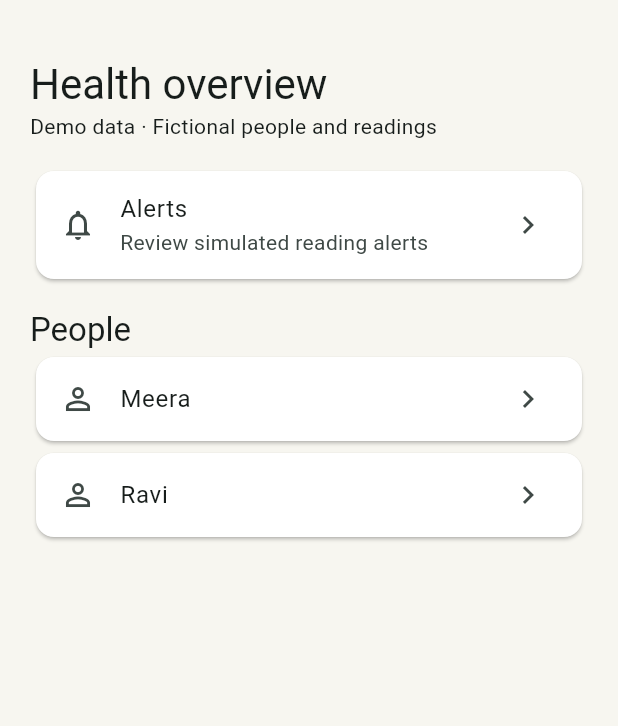
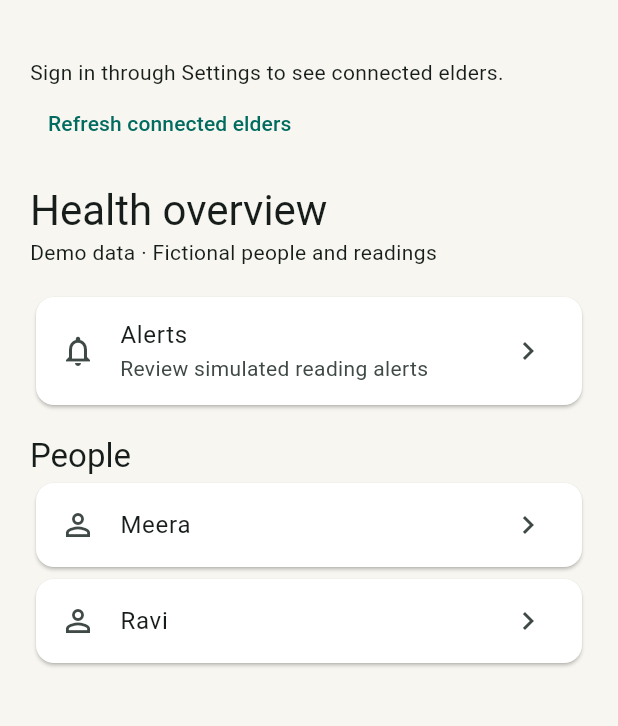
Before and after one commit to teem-vortex/saathi, a Flutter app: the screen it shows after launch, after a tap on "Guardian mode", on a phone screen of 412 x 824 dp, the part 57-783 px from its top. Run offline on Flutter 3.47's test engine with Material 3 defaults, Android fonts, the phone set to English and light mode, and no system bars; our stand-ins replace firebase_core, firebase_messaging, material_ui, shared_preferences, supabase_flutter; missing offline and left inert: dart:js_interop; accounts and stored records are empty.

Commit message:
Connect guardians using elder codes

```diff
--- a/lib/guardian_demo.dart
+++ b/lib/guardian_demo.dart
@@ -1,9 +1,13 @@
 import 'package:flutter/foundation.dart' show kIsWeb;
+
 import 'dart:convert';
 
 import 'package:flutter/services.dart';
 import 'package:material_ui/material_ui.dart';
 import 'package:shared_preferences/shared_preferences.dart';
+import 'package:supabase_flutter/supabase_flutter.dart';
+
+import 'connections.dart';
 
 const androidControls = MethodChannel('saathi/android');
 const demoElderName = 'Meera';
@@ -19,6 +23,7 @@ class GuardianDemo extends StatelessWidget {
   Widget build(BuildContext context) => ListView(
     padding: const EdgeInsets.all(20),
     children: [
+      const ConnectedElders(),
       Text(
         'Health overview',
         style: Theme.of(context).textTheme.headlineMedium,
@@ -53,6 +58,91 @@ class GuardianDemo extends StatelessWidget {
         ),
     ],
   );
+}
+
+class ConnectedElders extends StatefulWidget {
+  const ConnectedElders({super.key});
+
+  @override
+  State<ConnectedElders> createState() => _ConnectedEldersState();
+}
+
+class _ConnectedEldersState extends State<ConnectedElders> {
+  Future<List<dynamic>>? elders;
+
+  @override
+  void initState() {
+    super.initState();
+    load();
+  }
+
+  void load() {
+    if (!messagingConfigured ||
+        Supabase.instance.client.auth.currentUser == null) {
+      return;
+    }
+    elders = Supabase.instance.client
+        .rpc('connected_elders')
+        .then((value) => value as List<dynamic>);
+  }
+
+  @override
+  Widget build(BuildContext context) {
+    if (elders == null) {
+      return Column(
+        crossAxisAlignment: CrossAxisAlignment.start,
+        children: [
+          const Text('Sign in through Settings to see connected elders.'),
+          TextButton(
+            onPressed: () => setState(load),
+            child: const Text('Refresh connected elders'),
+          ),
+          const SizedBox(height: 16),
+        ],
+      );
+    }
+    return FutureBuilder<List<dynamic>>(
+      future: elders,
+      builder: (context, snapshot) => Column(
+        crossAxisAlignment: CrossAxisAlignment.start,
+        children: [
+          Row(
+            children: [
+              Expanded(
+                child: Text(
+                  'Connected elders',
+                  style: Theme.of(context).textTheme.titleLarge,
+                ),
+              ),
+              IconButton(
+                tooltip: 'Refresh connected elders',
+                icon: const Icon(Icons.refresh),
+                onPressed: () => setState(load),
+              ),
+            ],
+          ),
+          if (snapshot.hasError)
+            const Text('Could not load connected elders.')
+          else if (!snapshot.hasData)
+            const LinearProgressIndicator()
+          else if (snapshot.data!.isEmpty)
+            const Text('No elders connected yet.')
+          else
+            for (final elder in snapshot.data!)
+              Card(
+                child: ListTile(
+                  leading: const Icon(Icons.person_outline),
+                  title: Text((elder['elder_email'] as String?) ?? 'Elder'),
+                  subtitle: const Text(
+                    'Connected · Health readings unavailable',
+                  ),
+                ),
+              ),
+          const SizedBox(height: 16),
+        ],
+      ),
+    );
+  }
 }
 
 class DemoReadings extends StatefulWidget {
@@ -93,7 +183,9 @@ class _DemoReadingsState extends State<DemoReadings> {
       if (!await preferences.setStringList(_alertKey, alerts)) {
         throw StateError('Could not save alert');
       }
-      final shown = !kIsWeb && (await androidControls.invokeMethod<bool>('notify') ?? false);
+      final shown =
+          !kIsWeb &&
+          (await androidControls.invokeMethod<bool>('notify') ?? false);
       if (mounted) {
         ScaffoldMessenger.of(context).showSnackBar(
           SnackBar(
--- a/lib/main.dart
+++ b/lib/main.dart
@@ -399,6 +399,7 @@ class ModePage extends StatefulWidget {
 
 class _ModePageState extends State<ModePage> {
   late String language = widget.language;
+  int dashboardRevision = 0;
 
   @override
   Widget build(BuildContext context) {
@@ -410,7 +411,8 @@ class _ModePageState extends State<ModePage> {
           IconButton(
             tooltip: t[5],
             icon: const Icon(Icons.settings_outlined),
-            onPressed: () => Navigator.push(
+            onPressed: () async {
+              await Navigator.push(
                 context,
                 MaterialPageRoute<void>(
                   builder: (_) => SettingsPage(
@@ -423,7 +425,11 @@ class _ModePageState extends State<ModePage> {
                     },
                   ),
                 ),
-            ),
+              );
+              if (mounted && !widget.elder) {
+                setState(() => dashboardRevision++);
+              }
+            },
           ),
           TextButton(
             onPressed: () => Navigator.pop(context),
@@ -507,7 +513,7 @@ class _ModePageState extends State<ModePage> {
                 ],
               ),
             )
-          : const GuardianDemo(),
+          : GuardianDemo(key: ValueKey(dashboardRevision)),
     );
   }
 }
@@ -644,7 +650,7 @@ class _SettingsPageState extends State<SettingsPage>
           if (widget.elder != null)
             ListTile(
               leading: const Icon(Icons.link),
-              title: const Text('Saathi connections'),
+              title: Text(widget.elder! ? 'Code for guardian' : 'Add an elder'),
               onTap: () => Navigator.push(
                 context,
                 MaterialPageRoute<void>(
```
Also changed, not shown: lib/connections.dart (+7 -10 lines), 4 other files. Lines whose indentation alone changed are shown as unchanged.
